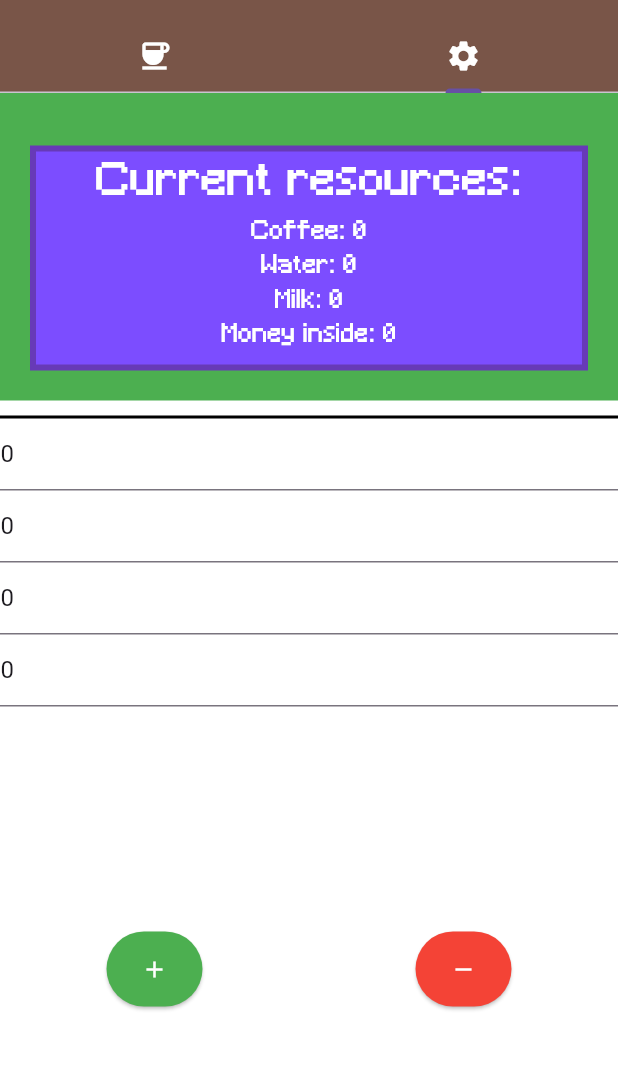
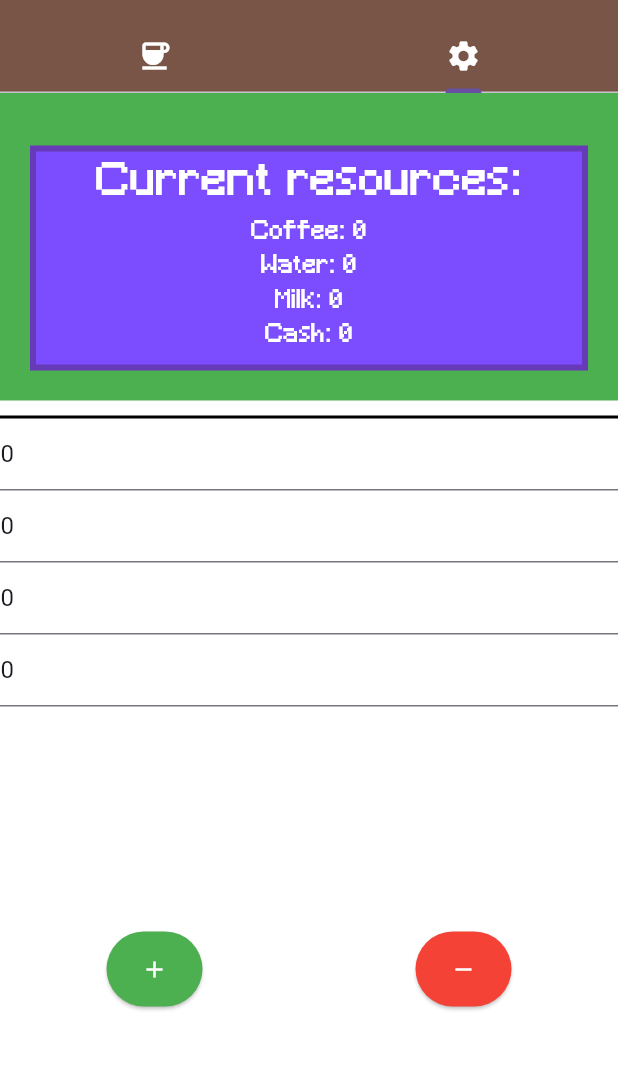
Before and after one commit to DimaUpGrade/Mobile-dev, a Flutter app: the screen it shows after launch, tab 2 chosen, on a phone screen of 412 x 824 dp, the part 63-1133 px from its top. Run offline on Flutter 3.47's test engine with Material 2 defaults, Android fonts, the phone set to English and light mode, and no system bars; our stand-ins replace share_plus.

Commit message:
Little changes of names variables.

```diff
--- a/lab12/lib/Classes/Pages/Settings.dart
+++ b/lab12/lib/Classes/Pages/Settings.dart
@@ -139,7 +139,7 @@ class _Settings extends State<Settings> {
                                 fontFamily: 'Minecraft'),
                           ),
                           Text(
-                            'Money inside: ${widget.machine.resources.cash}',
+                            'Cash: ${widget.machine.resources.cash}',
                             style: const TextStyle(
                                 fontSize: 16,
                                 color: Colors.white,
```
